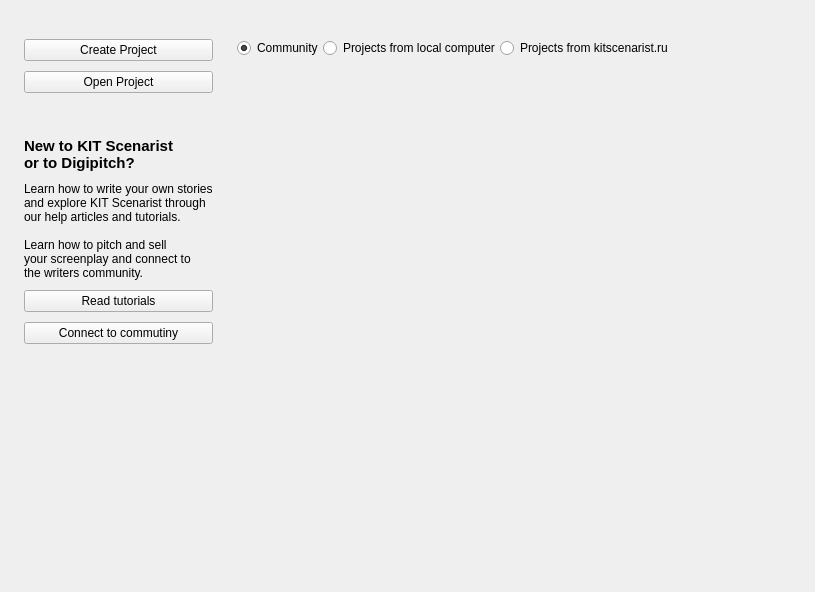
Qt form src/bin/scenarist-desktop/UserInterfaceLayer/StartUp/StartUpView.ui (dimkanovikov/KITScenarist) before a commit.
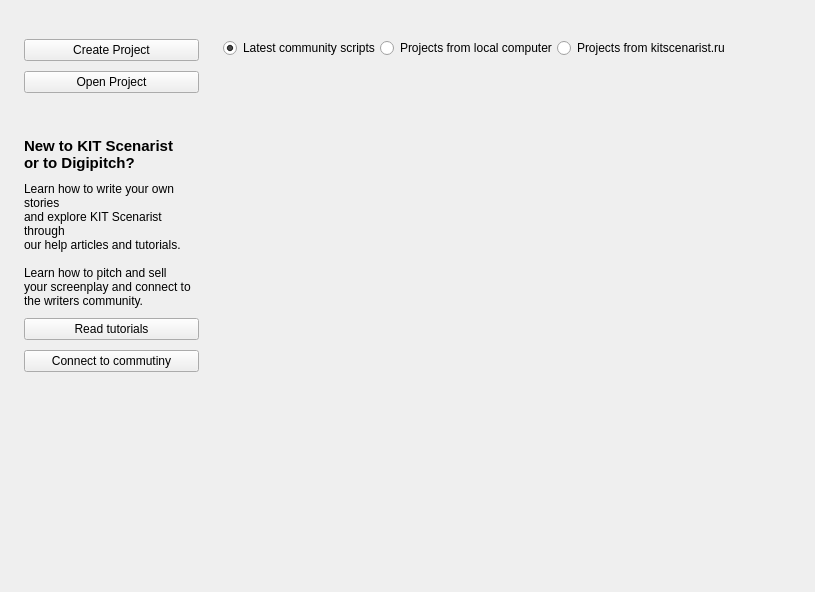
The same form after that commit. Icons and pictures are not drawn. Custom widgets are drawn as their Qt base class.

Commit message: Changed community tab name

The edit to the form file:
```diff
--- a/src/bin/scenarist-desktop/UserInterfaceLayer/StartUp/StartUpView.ui
+++ b/src/bin/scenarist-desktop/UserInterfaceLayer/StartUp/StartUpView.ui
@@ -343,7 +343,7 @@
               <cursorShape>PointingHandCursor</cursorShape>
              </property>
              <property name="text">
-              <string>Community</string>
+              <string>Latest community scripts</string>
              </property>
              <property name="checked">
               <bool>true</bool>
```
